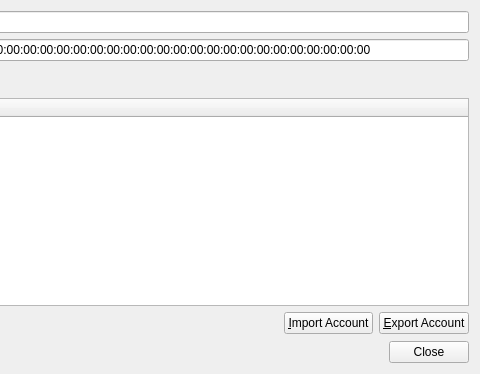
Skycoder42/QtDataSync, file examples/datasync/Sample/accountdialog.ui: the form before one commit; both pictures show x 256 to 736 and y 0 to 374 of the 736 by 374 pixel window.
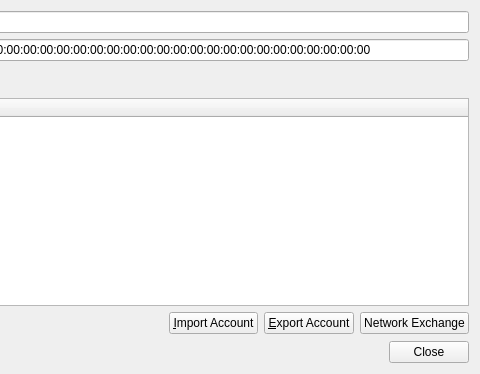
The form after the commit. Icons and pictures are not drawn.

Commit message: added exchange dialog + fixed logic

Diff of the .ui file:
```diff
--- a/examples/datasync/Sample/accountdialog.ui
+++ b/examples/datasync/Sample/accountdialog.ui
@@ -157,6 +157,13 @@
        </property>
       </widget>
      </item>
+     <item>
+      <widget class="QPushButton" name="exchangeButton">
+       <property name="text">
+        <string>Network Exchange</string>
+       </property>
+      </widget>
+     </item>
     </layout>
    </item>
    <item row="5" column="0" colspan="2">
```
The commit also changes 9 other files.
